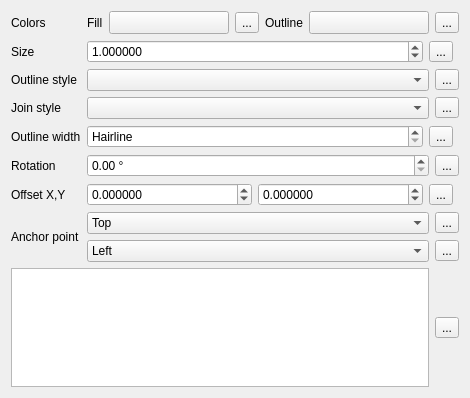
Qt form src/ui/symbollayer/widget_simplemarker.ui (qgis/QGIS) before a commit.
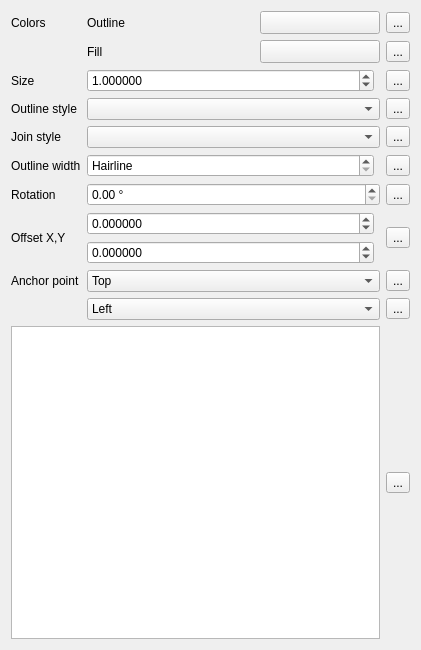
The same form after that commit. Custom widgets are drawn as their Qt base class.

Commit message: scroll area for labels

Patch:
```diff
--- a/src/ui/symbollayer/widget_simplemarker.ui
+++ b/src/ui/symbollayer/widget_simplemarker.ui
@@ -6,27 +6,20 @@
    <rect>
     <x>0</x>
     <y>0</y>
-    <width>461</width>
-    <height>398</height>
+    <width>421</width>
+    <height>650</height>
    </rect>
   </property>
   <property name="windowTitle">
    <string>Form</string>
   </property>
   <layout class="QGridLayout" name="gridLayout">
-   <item row="9" column="0">
-    <widget class="QLabel" name="label_5">
-     <property name="text">
-      <string>Offset X,Y</string>
-     </property>
-    </widget>
-   </item>
-   <item row="1" column="1">
+   <item row="3" column="1">
     <layout class="QHBoxLayout" name="horizontalLayout_3">
      <item>
       <widget class="QgsDoubleSpinBox" name="spinSize">
        <property name="sizePolicy">
-        <sizepolicy hsizetype="Minimum" vsizetype="Fixed">
+        <sizepolicy hsizetype="Expanding" vsizetype="Fixed">
          <horstretch>1</horstretch>
          <verstretch>0</verstretch>
         </sizepolicy>
@@ -48,13 +41,6 @@
        </property>
       </widget>
      </item>
-     <item>
-      <widget class="QgsDataDefinedButton" name="mSizeDDBtn">
-       <property name="text">
-        <string>...</string>
-       </property>
-      </widget>
-     </item>
      <item>
       <widget class="QgsUnitSelectionWidget" name="mSizeUnitWidget" native="true">
        <property name="minimumSize">
@@ -70,277 +56,7 @@
      </item>
     </layout>
    </item>
-   <item row="7" column="1">
-    <layout class="QHBoxLayout" name="horizontalLayout_4">
-     <item>
-      <widget class="QgsDoubleSpinBox" name="mOutlineWidthSpinBox">
-       <property name="sizePolicy">
-        <sizepolicy hsizetype="Minimum" vsizetype="Fixed">
-         <horstretch>1</horstretch>
-         <verstretch>0</verstretch>
-        </sizepolicy>
-       </property>
-       <property name="specialValueText">
-        <string>Hairline</string>
-       </property>
-       <property name="decimals">
-        <number>6</number>
-       </property>
-       <property name="maximum">
-        <double>999999999.999999046325684</double>
-       </property>
-       <property name="singleStep">
-        <double>0.200000000000000</double>
-       </property>
-       <property name="showClearButton" stdset="0">
-        <bool>true</bool>
-       </property>
-      </widget>
-     </item>
-     <item>
-      <widget class="QgsDataDefinedButton" name="mOutlineWidthDDBtn">
-       <property name="text">
-        <string>...</string>
-       </property>
-      </widget>
-     </item>
-     <item>
-      <widget class="QgsUnitSelectionWidget" name="mOutlineWidthUnitWidget" native="true">
-       <property name="minimumSize">
-        <size>
-         <width>0</width>
-         <height>0</height>
-        </size>
-       </property>
-       <property name="focusPolicy">
-        <enum>Qt::StrongFocus</enum>
-       </property>
-      </widget>
-     </item>
-    </layout>
-   </item>
-   <item row="10" column="1">
-    <layout class="QVBoxLayout" name="verticalLayout">
-     <item>
-      <layout class="QHBoxLayout" name="horizontalLayout_9">
-       <property name="topMargin">
-        <number>0</number>
-       </property>
-       <item>
-        <widget class="QComboBox" name="mVerticalAnchorComboBox">
-         <item>
-          <property name="text">
-           <string>Top</string>
-          </property>
-         </item>
-         <item>
-          <property name="text">
-           <string>VCenter</string>
-          </property>
-         </item>
-         <item>
-          <property name="text">
-           <string>Bottom</string>
-          </property>
-         </item>
-        </widget>
-       </item>
-       <item>
-        <widget class="QgsDataDefinedButton" name="mVerticalAnchorDDBtn">
-         <property name="text">
-          <string>...</string>
-         </property>
-        </widget>
-       </item>
-      </layout>
-     </item>
-     <item>
-      <layout class="QHBoxLayout" name="horizontalLayout_5">
-       <property name="topMargin">
-        <number>0</number>
-       </property>
-       <item>
-        <widget class="QComboBox" name="mHorizontalAnchorComboBox">
-         <item>
-          <property name="text">
-           <string>Left</string>
-          </property>
-         </item>
-         <item>
-          <property name="text">
-           <string>HCenter</string>
-          </property>
-         </item>
-         <item>
-          <property name="text">
-           <string>Right</string>
-          </property>
-         </item>
-        </widget>
-       </item>
-       <item>
-        <widget class="QgsDataDefinedButton" name="mHorizontalAnchorDDBtn">
-         <property name="text">
-          <string>...</string>
-         </property>
-        </widget>
-       </item>
-      </layout>
-     </item>
-    </layout>
-   </item>
-   <item row="0" column="0">
-    <widget class="QLabel" name="label_6">
-     <property name="text">
-      <string>Colors</string>
-     </property>
-    </widget>
-   </item>
-   <item row="8" column="1">
-    <layout class="QHBoxLayout" name="horizontalLayout_6">
-     <item>
-      <widget class="QgsDoubleSpinBox" name="spinAngle">
-       <property name="suffix">
-        <string> °</string>
-       </property>
-       <property name="decimals">
-        <number>2</number>
-       </property>
-       <property name="maximum">
-        <double>360.000000000000000</double>
-       </property>
-       <property name="singleStep">
-        <double>0.500000000000000</double>
-       </property>
-      </widget>
-     </item>
-     <item>
-      <widget class="QgsDataDefinedButton" name="mAngleDDBtn">
-       <property name="text">
-        <string>...</string>
-       </property>
-      </widget>
-     </item>
-    </layout>
-   </item>
-   <item row="9" column="1">
-    <layout class="QHBoxLayout" name="horizontalLayout">
-     <item>
-      <widget class="QgsDoubleSpinBox" name="spinOffsetX">
-       <property name="sizePolicy">
-        <sizepolicy hsizetype="Minimum" vsizetype="Fixed">
-         <horstretch>1</horstretch>
-         <verstretch>0</verstretch>
-        </sizepolicy>
-       </property>
-       <property name="decimals">
-        <number>6</number>
-       </property>
-       <property name="minimum">
-        <double>-99999999.989999994635582</double>
-       </property>
-       <property name="maximum">
-        <double>99999999.989999994635582</double>
-       </property>
-       <property name="singleStep">
-        <double>0.200000000000000</double>
-       </property>
-      </widget>
-     </item>
-     <item>
-      <widget class="QgsDoubleSpinBox" name="spinOffsetY">
-       <property name="sizePolicy">
-        <sizepolicy hsizetype="Minimum" vsizetype="Fixed">
-         <horstretch>1</horstretch>
-         <verstretch>0</verstretch>
-        </sizepolicy>
-       </property>
-       <property name="decimals">
-        <number>6</number>
-       </property>
-       <property name="minimum">
-        <double>-99999999.989999994635582</double>
-       </property>
-       <property name="maximum">
-        <double>99999999.989999994635582</double>
-       </property>
-       <property name="singleStep">
-        <double>0.200000000000000</double>
-       </property>
-      </widget>
-     </item>
-     <item>
-      <widget class="QgsDataDefinedButton" name="mOffsetDDBtn">
-       <property name="text">
-        <string>...</string>
-       </property>
-      </widget>
-     </item>
-     <item>
-      <widget class="QgsUnitSelectionWidget" name="mOffsetUnitWidget" native="true">
-       <property name="minimumSize">
-        <size>
-         <width>0</width>
-         <height>0</height>
-        </size>
-       </property>
-       <property name="focusPolicy">
-        <enum>Qt::StrongFocus</enum>
-       </property>
-      </widget>
-     </item>
-    </layout>
-   </item>
-   <item row="5" column="1">
-    <layout class="QHBoxLayout" name="horizontalLayout_10">
-     <item>
-      <widget class="QgsPenStyleComboBox" name="mOutlineStyleComboBox"/>
-     </item>
-     <item>
-      <widget class="QgsDataDefinedButton" name="mOutlineStyleDDBtn">
-       <property name="text">
-        <string>...</string>
-       </property>
-      </widget>
-     </item>
-    </layout>
-   </item>
-   <item row="10" column="0">
-    <widget class="QLabel" name="mAnchorPointLabel">
-     <property name="text">
-      <string>Anchor point</string>
-     </property>
-    </widget>
-   </item>
-   <item row="7" column="0">
-    <widget class="QLabel" name="mOutlineWidthLabel">
-     <property name="text">
-      <string>Outline width</string>
-     </property>
-    </widget>
-   </item>
    <item row="8" column="0">
-    <widget class="QLabel" name="label_4">
-     <property name="text">
-      <string>Rotation</string>
-     </property>
-    </widget>
-   </item>
-   <item row="1" column="0">
-    <widget class="QLabel" name="label_3">
-     <property name="text">
-      <string>Size</string>
-     </property>
-    </widget>
-   </item>
-   <item row="5" column="0">
-    <widget class="QLabel" name="mOutlineStyleLabel">
-     <property name="text">
-      <string>Outline style</string>
-     </property>
-    </widget>
-   </item>
-   <item row="6" column="0">
     <widget class="QLabel" name="label_8">
      <property name="text">
       <string>Join style</string>
@@ -350,110 +66,75 @@
      </property>
     </widget>
    </item>
-   <item row="6" column="1">
+   <item row="8" column="1">
     <layout class="QHBoxLayout" name="horizontalLayout_7">
      <item>
       <widget class="QgsPenJoinStyleComboBox" name="cboJoinStyle"/>
      </item>
-     <item>
-      <widget class="QgsDataDefinedButton" name="mJoinStyleDDBtn">
-       <property name="text">
-        <string>...</string>
-       </property>
-      </widget>
-     </item>
     </layout>
    </item>
-   <item row="0" column="1">
-    <layout class="QHBoxLayout" name="horizontalLayout_2">
+   <item row="3" column="2">
+    <widget class="QgsDataDefinedButton" name="mSizeDDBtn">
+     <property name="text">
+      <string>...</string>
+     </property>
+    </widget>
+   </item>
+   <item row="0" column="2">
+    <widget class="QgsDataDefinedButton" name="mBorderColorDDBtn">
+     <property name="text">
+      <string>...</string>
+     </property>
+    </widget>
+   </item>
+   <item row="9" column="2">
+    <widget class="QgsDataDefinedButton" name="mOutlineWidthDDBtn">
+     <property name="text">
+      <string>...</string>
+     </property>
+    </widget>
+   </item>
+   <item row="12" column="2">
+    <widget class="QgsDataDefinedButton" name="mVerticalAnchorDDBtn">
+     <property name="text">
+      <string>...</string>
+     </property>
+    </widget>
+   </item>
+   <item row="1" column="2">
+    <widget class="QgsDataDefinedButton" name="mFillColorDDBtn">
+     <property name="text">
+      <string>...</string>
+     </property>
+    </widget>
+   </item>
+   <item row="12" column="1">
+    <widget class="QComboBox" name="mVerticalAnchorComboBox">
      <item>
-      <widget class="QLabel" name="label_2">
-       <property name="text">
-        <string>Fill</string>
-       </property>
-      </widget>
+      <property name="text">
+       <string>Top</string>
+      </property>
      </item>
      <item>
-      <widget class="QgsColorButtonV2" name="btnChangeColorFill">
-       <property name="minimumSize">
-        <size>
-         <width>120</width>
-         <height>0</height>
-        </size>
-       </property>
-       <property name="maximumSize">
-        <size>
-         <width>120</width>
-         <height>16777215</height>
-        </size>
-       </property>
-       <property name="text">
-        <string/>
-       </property>
-      </widget>
+      <property name="text">
+       <string>VCenter</string>
+      </property>
      </item>
      <item>
-      <widget class="QgsDataDefinedButton" name="mFillColorDDBtn">
-       <property name="text">
-        <string>...</string>
-       </property>
-      </widget>
+      <property name="text">
+       <string>Bottom</string>
+      </property>
      </item>
-     <item>
-      <widget class="QLabel" name="label">
-       <property name="sizePolicy">
-        <sizepolicy hsizetype="Maximum" vsizetype="Preferred">
-         <horstretch>0</horstretch>
-         <verstretch>0</verstretch>
-        </sizepolicy>
-       </property>
-       <property name="text">
-        <string>Outline</string>
-       </property>
-      </widget>
-     </item>
-     <item>
-      <widget class="QgsColorButtonV2" name="btnChangeColorBorder">
-       <property name="minimumSize">
-        <size>
-         <width>120</width>
-         <height>0</height>
-        </size>
-       </property>
-       <property name="maximumSize">
-        <size>
-         <width>120</width>
-         <height>16777215</height>
-        </size>
-       </property>
-       <property name="text">
-        <string/>
-       </property>
-      </widget>
-     </item>
-     <item>
-      <widget class="QgsDataDefinedButton" name="mBorderColorDDBtn">
-       <property name="text">
-        <string>...</string>
-       </property>
-      </widget>
-     </item>
-     <item>
-      <spacer name="horizontalSpacer">
-       <property name="orientation">
-        <enum>Qt::Horizontal</enum>
-       </property>
-       <property name="sizeHint" stdset="0">
-        <size>
-         <width>0</width>
-         <height>20</height>
-        </size>
-       </property>
-      </spacer>
-     </item>
-    </layout>
+    </widget>
    </item>
-   <item row="11" column="0" colspan="2">
+   <item row="11" column="0">
+    <widget class="QLabel" name="label_5">
+     <property name="text">
+      <string>Offset X,Y</string>
+     </property>
+    </widget>
+   </item>
+   <item row="16" column="0" colspan="2">
     <layout class="QHBoxLayout" name="horizontalLayout_8">
      <item>
       <widget class="QListWidget" name="lstNames">
@@ -498,15 +179,326 @@
        </property>
       </widget>
      </item>
+    </layout>
+   </item>
+   <item row="9" column="1">
+    <layout class="QHBoxLayout" name="horizontalLayout_4">
      <item>
-      <widget class="QgsDataDefinedButton" name="mNameDDBtn">
+      <widget class="QgsDoubleSpinBox" name="mOutlineWidthSpinBox">
+       <property name="sizePolicy">
+        <sizepolicy hsizetype="Minimum" vsizetype="Fixed">
+         <horstretch>1</horstretch>
+         <verstretch>0</verstretch>
+        </sizepolicy>
+       </property>
+       <property name="specialValueText">
+        <string>Hairline</string>
+       </property>
+       <property name="decimals">
+        <number>6</number>
+       </property>
+       <property name="maximum">
+        <double>999999999.999999046325684</double>
+       </property>
+       <property name="singleStep">
+        <double>0.200000000000000</double>
+       </property>
+       <property name="showClearButton">
+        <bool>true</bool>
+       </property>
+      </widget>
+     </item>
+     <item>
+      <widget class="QgsUnitSelectionWidget" name="mOutlineWidthUnitWidget" native="true">
+       <property name="minimumSize">
+        <size>
+         <width>0</width>
+         <height>0</height>
+        </size>
+       </property>
+       <property name="focusPolicy">
+        <enum>Qt::StrongFocus</enum>
+       </property>
+      </widget>
+     </item>
+    </layout>
+   </item>
+   <item row="7" column="0">
+    <widget class="QLabel" name="mOutlineStyleLabel">
+     <property name="text">
+      <string>Outline style</string>
+     </property>
+    </widget>
+   </item>
+   <item row="7" column="1">
+    <layout class="QHBoxLayout" name="horizontalLayout_10">
+     <item>
+      <widget class="QgsPenStyleComboBox" name="mOutlineStyleComboBox"/>
+     </item>
+    </layout>
+   </item>
+   <item row="10" column="2">
+    <widget class="QgsDataDefinedButton" name="mAngleDDBtn">
+     <property name="text">
+      <string>...</string>
+     </property>
+    </widget>
+   </item>
+   <item row="11" column="1">
+    <layout class="QHBoxLayout" name="horizontalLayout_11">
+     <item>
+      <layout class="QVBoxLayout" name="verticalLayout_2">
+       <property name="topMargin">
+        <number>0</number>
+       </property>
+       <item>
+        <widget class="QgsDoubleSpinBox" name="spinOffsetX">
+         <property name="sizePolicy">
+          <sizepolicy hsizetype="Expanding" vsizetype="Fixed">
+           <horstretch>1</horstretch>
+           <verstretch>0</verstretch>
+          </sizepolicy>
+         </property>
+         <property name="decimals">
+          <number>6</number>
+         </property>
+         <property name="minimum">
+          <double>-99999999.989999994635582</double>
+         </property>
+         <property name="maximum">
+          <double>99999999.989999994635582</double>
+         </property>
+         <property name="singleStep">
+          <double>0.200000000000000</double>
+         </property>
+        </widget>
+       </item>
+       <item>
+        <widget class="QgsDoubleSpinBox" name="spinOffsetY">
+         <property name="sizePolicy">
+          <sizepolicy hsizetype="Minimum" vsizetype="Fixed">
+           <horstretch>1</horstretch>
+           <verstretch>0</verstretch>
+          </sizepolicy>
+         </property>
+         <property name="decimals">
+          <number>6</number>
+         </property>
+         <property name="minimum">
+          <double>-99999999.989999994635582</double>
+         </property>
+         <property name="maximum">
+          <double>99999999.989999994635582</double>
+         </property>
+         <property name="singleStep">
+          <double>0.200000000000000</double>
+         </property>
+        </widget>
+       </item>
+      </layout>
+     </item>
+     <item>
+      <widget class="QgsUnitSelectionWidget" name="mOffsetUnitWidget" native="true">
+       <property name="minimumSize">
+        <size>
+         <width>0</width>
+         <height>0</height>
+        </size>
+       </property>
+       <property name="focusPolicy">
+        <enum>Qt::StrongFocus</enum>
+       </property>
+      </widget>
+     </item>
+    </layout>
+   </item>
+   <item row="0" column="1">
+    <layout class="QHBoxLayout" name="horizontalLayout">
+     <property name="topMargin">
+      <number>0</number>
+     </property>
+     <item>
+      <widget class="QLabel" name="label">
+       <property name="sizePolicy">
+        <sizepolicy hsizetype="Minimum" vsizetype="Preferred">
+         <horstretch>0</horstretch>
+         <verstretch>0</verstretch>
+        </sizepolicy>
+       </property>
        <property name="text">
-        <string>...</string>
+        <string>Outline</string>
        </property>
       </widget>
      </item>
+     <item>
+      <widget class="QgsColorButtonV2" name="btnChangeColorBorder">
+       <property name="minimumSize">
+        <size>
+         <width>120</width>
+         <height>0</height>
+        </size>
+       </property>
+       <property name="maximumSize">
+        <size>
+         <width>120</width>
+         <height>16777215</height>
+        </size>
+       </property>
+       <property name="text">
+        <string/>
+       </property>
+      </widget>
+     </item>
     </layout>
    </item>
+   <item row="9" column="0">
+    <widget class="QLabel" name="mOutlineWidthLabel">
+     <property name="text">
+      <string>Outline width</string>
+     </property>
+    </widget>
+   </item>
+   <item row="13" column="2">
+    <widget class="QgsDataDefinedButton" name="mHorizontalAnchorDDBtn">
+     <property name="text">
+      <string>...</string>
+     </property>
+    </widget>
+   </item>
+   <item row="10" column="1">
+    <layout class="QHBoxLayout" name="horizontalLayout_6">
+     <item>
+      <widget class="QgsDoubleSpinBox" name="spinAngle">
+       <property name="suffix">
+        <string> °</string>
+       </property>
+       <property name="decimals">
+        <number>2</number>
+       </property>
+       <property name="maximum">
+        <double>360.000000000000000</double>
+       </property>
+       <property name="singleStep">
+        <double>0.500000000000000</double>
+       </property>
+      </widget>
+     </item>
+    </layout>
+   </item>
+   <item row="8" column="2">
+    <widget class="QgsDataDefinedButton" name="mJoinStyleDDBtn">
+     <property name="text">
+      <string>...</string>
+     </property>
+    </widget>
+   </item>
+   <item row="0" column="0">
+    <widget class="QLabel" name="label_6">
+     <property name="text">
+      <string>Colors</string>
+     </property>
+    </widget>
+   </item>
+   <item row="13" column="1">
+    <widget class="QComboBox" name="mHorizontalAnchorComboBox">
+     <item>
+      <property name="text">
+       <string>Left</string>
+      </property>
+     </item>
+     <item>
+      <property name="text">
+       <string>HCenter</string>
+      </property>
+     </item>
+     <item>
+      <property name="text">
+       <string>Right</string>
+      </property>
+     </item>
+    </widget>
+   </item>
+   <item row="12" column="0">
+    <widget class="QLabel" name="mAnchorPointLabel">
+     <property name="text">
+      <string>Anchor point</string>
+     </property>
+    </widget>
+   </item>
+   <item row="3" column="0">
+    <widget class="QLabel" name="label_3">
+     <property name="text">
+      <string>Size</string>
+     </property>
+    </widget>
+   </item>
+   <item row="1" column="1">
+    <layout class="QHBoxLayout" name="horizontalLayout_2">
+     <property name="topMargin">
+      <number>0</number>
+     </property>
+     <item>
+      <widget class="QLabel" name="label_2">
+       <property name="sizePolicy">
+        <sizepolicy hsizetype="Minimum" vsizetype="Preferred">
+         <horstretch>0</horstretch>
+         <verstretch>0</verstretch>
+        </sizepolicy>
+       </property>
+       <property name="text">
+        <string>Fill</string>
+       </property>
+      </widget>
+     </item>
+     <item>
+      <widget class="QgsColorButtonV2" name="btnChangeColorFill">
+       <property name="minimumSize">
+        <size>
+         <width>120</width>
+         <height>0</height>
+        </size>
+       </property>
+       <property name="maximumSize">
+        <size>
+         <width>120</width>
+         <height>16777215</height>
+        </size>
+       </property>
+       <property name="text">
+        <string/>
+       </property>
+      </widget>
+     </item>
+    </layout>
+   </item>
+   <item row="11" column="2">
+    <widget class="QgsDataDefinedButton" name="mOffsetDDBtn">
+     <property name="text">
+      <string>...</string>
+     </property>
+    </widget>
+   </item>
+   <item row="7" column="2">
+    <widget class="QgsDataDefinedButton" name="mOutlineStyleDDBtn">
+     <property name="text">
+      <string>...</string>
+     </property>
+    </widget>
+   </item>
+   <item row="10" column="0">
+    <widget class="QLabel" name="label_4">
+     <property name="text">
+      <string>Rotation</string>
+     </property>
+    </widget>
+   </item>
+   <item row="16" column="2">
+    <widget class="QgsDataDefinedButton" name="mNameDDBtn">
+     <property name="text">
+      <string>...</string>
+     </property>
+    </widget>
+   </item>
   </layout>
  </widget>
  <customwidgets>
```
Left out of the diff: 15 changed lines with no effect on the pictures. The commit also changes 6 other files.
